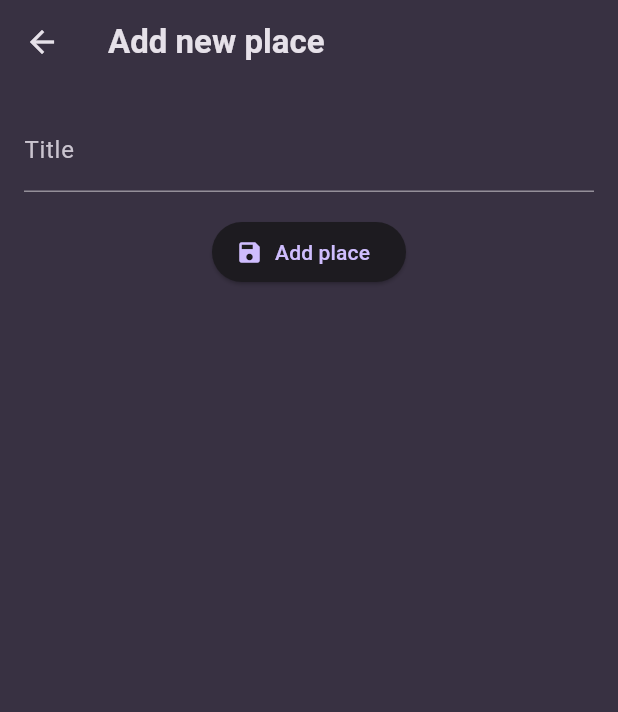
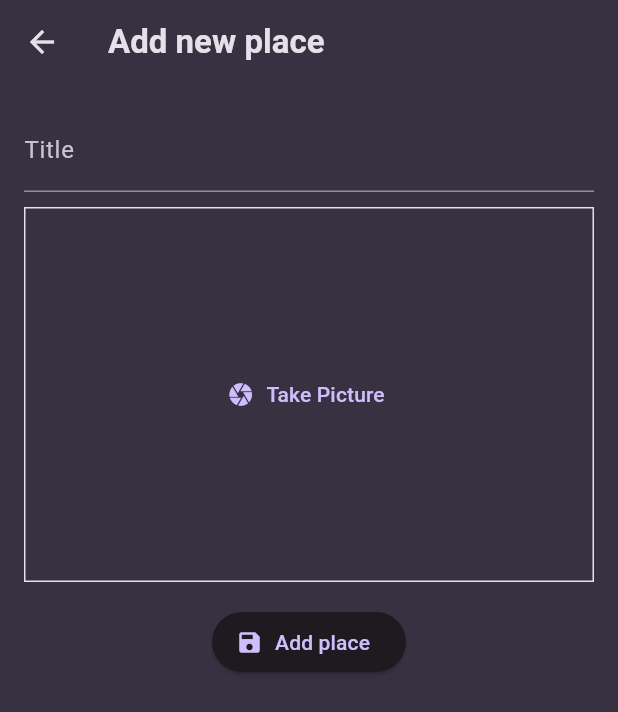
Before and after one commit to 911samuel/favorite_places_app, a Flutter app: the AddPlaceScreen screen opened directly, on a phone screen of 412 x 824 dp. Shown: the top 712 px of the screen. Run offline on Flutter 3.47's test engine with Material 3 defaults, Android fonts, the phone set to English and light mode, and no system bars; our stand-ins replace flutter_riverpod, google_fonts.

Commit message:
Adding a "Pick an Image" Input

```diff
--- a/lib/screens/add_place.dart
+++ b/lib/screens/add_place.dart
@@ -1,4 +1,5 @@
 import 'package:favorite_places_app/providers/user_places.dart';
+import 'package:favorite_places_app/widgets/image_input.dart';
 import 'package:flutter/material.dart';
 import 'package:flutter_riverpod/flutter_riverpod.dart';
 
@@ -43,6 +44,8 @@ class _AddPlaceScreenState extends ConsumerState<AddPlaceScreen> {
               controller: _titleController,
               style: TextStyle(color: Theme.of(context).colorScheme.onSurface),
             ),
+            const SizedBox(height: 10),
+            ImageInput(),
             const SizedBox(height: 16),
             ElevatedButton.icon(
               onPressed: _savePlace,
--- /dev/null
+++ b/lib/widgets/image_input.dart
@@ -0,0 +1,30 @@
+import 'package:flutter/material.dart';
+
+class ImageInput extends StatefulWidget {
+  const ImageInput({super.key});
+
+  @override
+  State<ImageInput> createState() => _ImageInputState();
+}
+
+class _ImageInputState extends State<ImageInput> {
+  void _takePicture(){
+
+  }
+  @override
+  Widget build(BuildContext context) {
+    return Container(
+      decoration: BoxDecoration(
+        border: Border.all(width: 1, color: Theme.of(context).colorScheme.onSurface)
+      ),
+      height: 250,
+      width: double.infinity,
+      alignment: Alignment.center,
+      child: TextButton.icon(
+        onPressed: _takePicture,
+        label: Text('Take Picture'),
+        icon: Icon(Icons.camera),
+      ),
+    );
+  }
+}
```
